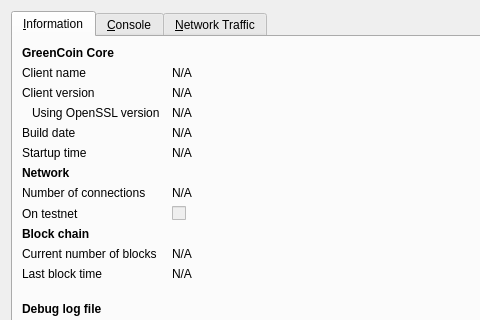
landcoin-ldc/landcoin, file src/qt/forms/rpcconsole.ui: the form before one commit; both pictures show x 0 to 480 and y 0 to 320 of the 740 by 450 pixel window.
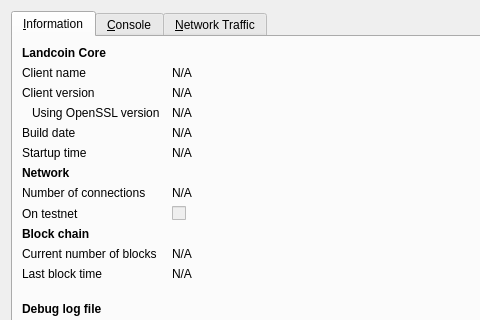
The form after the commit. Icons and pictures are not drawn. Custom widgets are drawn as their Qt base class.

Commit message: landcoin implementation

Diff of the .ui file:
```diff
--- a/src/qt/forms/rpcconsole.ui
+++ b/src/qt/forms/rpcconsole.ui
@@ -36,7 +36,7 @@
           </font>
          </property>
          <property name="text">
-          <string>GreenCoin Core</string>
+          <string>Landcoin Core</string>
          </property>
         </widget>
        </item>
```
Left out of the diff: 6 changed lines with no effect on the pictures. The commit also changes 201 other files.
